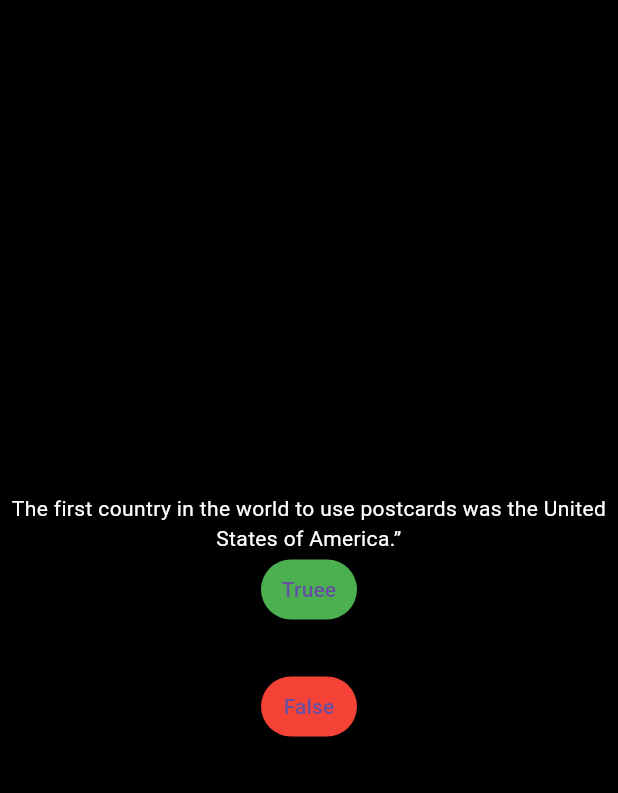
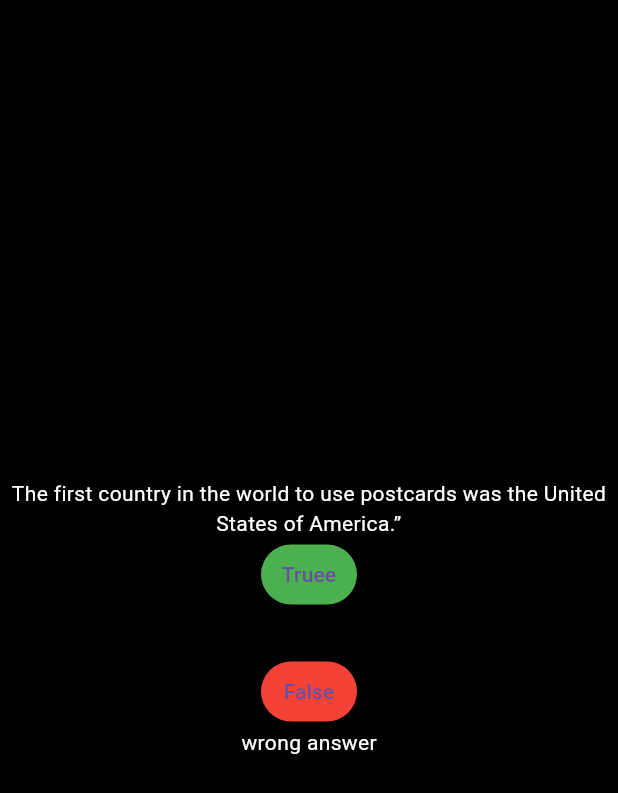
Before and after one commit to nirupamanv/quizapp, a Flutter app: the screen it shows after launch, after a tap on "Truee", after a tap on "False", on a phone screen of 412 x 824 dp. Shown: the top 793 px of the screen. Run offline on Flutter 3.47's test engine with Material 3 defaults, Android fonts, the phone set to English and light mode, and no system bars; network calls fail.

Commit message:
changing questions

```diff
--- a/lib/questions.dart
+++ b/lib/questions.dart
@@ -23,16 +23,24 @@ class _QuestionsState extends State<Questions> {
                 color: Colors.white,
               ),
             ),
-            TextButton(onPressed: () {setState((){});
-              nextquestion();},
+            TextButton(onPressed: () {
+              setState(() {
+                nextquestion();
+                check(true);
+              });
+            },
                 style: TextButton.styleFrom(backgroundColor: Colors.green,),
                 child: Text('Truee')),
             SizedBox(height: 30),
-            TextButton(onPressed: () {setState((){});
-              nextquestion();
-              },
+            TextButton(onPressed: () {
+              setState(() {
+                nextquestion();
+                check(false);
+              });
+            },
                 style: TextButton.styleFrom(backgroundColor: Colors.red),
-                child: Text('False'))
+                child: Text('False')),
+            Text(result,style: TextStyle(color: Colors.white),)
 
           ],
         ),
@@ -41,16 +49,28 @@ class _QuestionsState extends State<Questions> {
   }
 
   List myList = [
-    Quiz(qus:'In school Albert Einstein failed most of the subjects except for physics and math',ans:true),
-    Quiz(qus:'The first song ever sung in the space was “Happy Birthday..”', ans:true),
-    Quiz(qus:'The first country in the world to use postcards was the United States of America.”',ans:false),
-    Quiz(qus:'A male canary tends to have a better singing voice than a female canary..”',ans: true),
-    Quiz(qus:'Tea contains more caffeine than coffee and soda.”',ans: false),
+    Quiz(qus:'In school Albert Einstein failed most of the subjects except for physics and math',ans: true),
+    Quiz(qus: 'The first song ever sung in the space was “Happy Birthday..”', ans: true),
+    Quiz(qus: 'The first country in the world to use postcards was the United States of America.”',ans: false),
+    Quiz(qus: 'A male canary tends to have a better singing voice than a female canary..”', ans: true),
+    Quiz(qus: 'Tea contains more caffeine than coffee and soda.”', ans: false),
   ];
-  int index=0;
-  void nextquestion(){
-    if(index<myList.length){
-    index++;
+  int index = 0;
+   String result='';
+
+  void nextquestion() {
+    if (index < myList.length) {
+      index++;
+    }
   }
-}
-}
+
+  void check(bool answer) {
+    print(answer);
+    if (answer ==myList[index-1].ans) {
+      result='correct answer';
+    }
+    else {
+      result='wrong answer';
+    }
+  }
+  }
```
